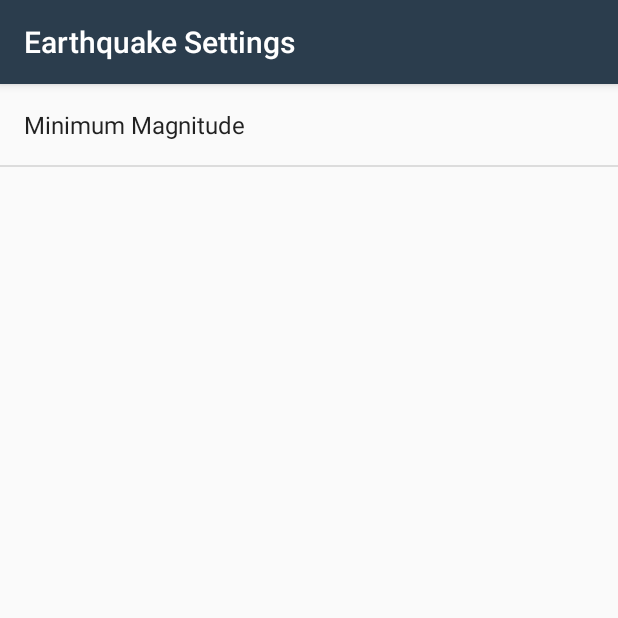
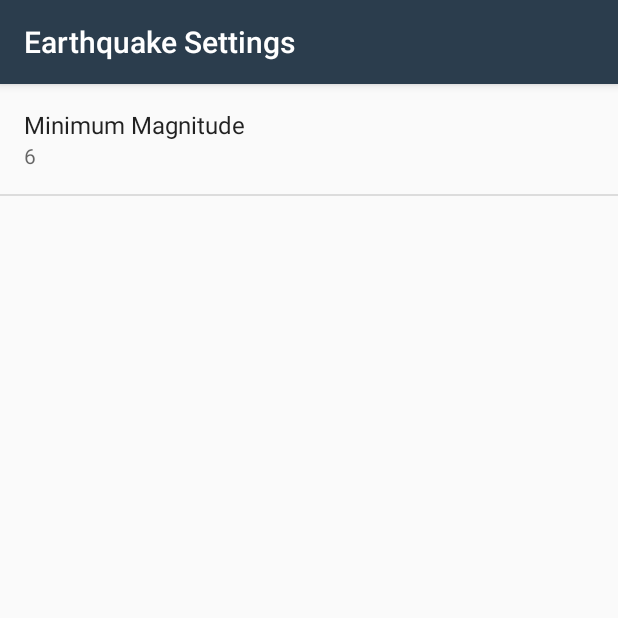
Before and after one commit to EmmanuelHmar/QuakeReport, an Android app: the screen it shows after launch (SettingsActivity), after a tap on "Settings", on a phone screen of 412 x 824 dp, the top half of it. Run offline under Robolectric (Android 15) with nearby library versions, the phone set to English and light mode, and no system bars.

```diff
--- a/app/src/main/java/com/example/android/quakereport/EarthquakeActivity.java
+++ b/app/src/main/java/com/example/android/quakereport/EarthquakeActivity.java
@@ -44,7 +44,7 @@ public class EarthquakeActivity extends AppCompatActivity implements LoaderManag
     private static final String JSON_URL =
             "https://earthquake.usgs.gov/fdsnws/event/1/query";
 
-    public static final String LOG_TAG = EarthquakeActivity.class.getName();
+    public static final String TAG = EarthquakeActivity.class.getName();
 
     private EarthquakeAdapter adapter;
     private TextView textView;
@@ -109,12 +109,12 @@ public class EarthquakeActivity extends AppCompatActivity implements LoaderManag
             textView.setText("No Internet connection.");
         }
 
-        Log.i(LOG_TAG, "INIT LOADER:" + "After");
+        Log.i(TAG, "INIT LOADER:" + "After");
     }
 
     @Override
     public Loader<List<Earthquake>> onCreateLoader(int i, Bundle bundle) {
-        Log.i(LOG_TAG, "ONCreateLOADER: " + i);
+        Log.i(TAG, "ONCreateLOADER: " + i);
 
         SharedPreferences sharedPreferences = PreferenceManager.getDefaultSharedPreferences(this);
         String minMagnitude = sharedPreferences.getString(getString(R.string.settings_min_magnitude_key),
@@ -129,12 +129,14 @@ public class EarthquakeActivity extends AppCompatActivity implements LoaderManag
         uriBuilder.appendQueryParameter("minmag", minMagnitude);
         uriBuilder.appendQueryParameter("orderby", "time");
 
+        Log.i(TAG, "onCreateLoader: " + uriBuilder.toString());
+
         return new EarthquakeLoader(EarthquakeActivity.this, uriBuilder.toString());
     }
 
     @Override
     public void onLoadFinished(Loader<List<Earthquake>> loader, List<Earthquake> earthquakeList) {
-        Log.i(LOG_TAG, "ONLoadFinished: " + earthquakeList);
+        Log.i(TAG, "ONLoadFinished: " + earthquakeList);
 
 //        Set the circular progress bar to gone if loading finished
         progressBar.setVisibility(View.GONE);
--- a/app/src/main/java/com/example/android/quakereport/SettingsActivity.java
+++ b/app/src/main/java/com/example/android/quakereport/SettingsActivity.java
@@ -1,7 +1,10 @@
 package com.example.android.quakereport;
 
+import android.content.SharedPreferences;
 import android.os.Bundle;
+import android.preference.Preference;
 import android.preference.PreferenceFragment;
+import android.preference.PreferenceManager;
 import android.support.annotation.Nullable;
 import android.support.v7.app.AppCompatActivity;
 
@@ -13,11 +16,31 @@ public class SettingsActivity extends AppCompatActivity {
         setContentView(R.layout.settings_activity);
     }
 
-    public static class EarthquakePreferenceFragment extends PreferenceFragment{
+    public static class EarthquakePreferenceFragment extends PreferenceFragment implements Preference
+            .OnPreferenceChangeListener {
         @Override
         public void onCreate(@Nullable Bundle savedInstanceState) {
             super.onCreate(savedInstanceState);
             addPreferencesFromResource(R.xml.settings_main);
+
+            Preference minMagnitude = findPreference(getString(R.string.settings_min_magnitude_key));
+            bindPreferenceSummaryToValue(minMagnitude);
+        }
+
+
+        @Override
+        public boolean onPreferenceChange(Preference preference, Object value) {
+            String stringValue = value.toString();
+            preference.setSummary(stringValue);
+            return true;
+        }
+
+        private void bindPreferenceSummaryToValue(Preference preference) {
+            preference.setOnPreferenceChangeListener(this);
+            SharedPreferences preferences = PreferenceManager.getDefaultSharedPreferences(preference.getContext());
+
+            String preferenceString = preferences.getString(preference.getKey(), "");
+            onPreferenceChange(preference, preferenceString);
         }
     }
 }
```
